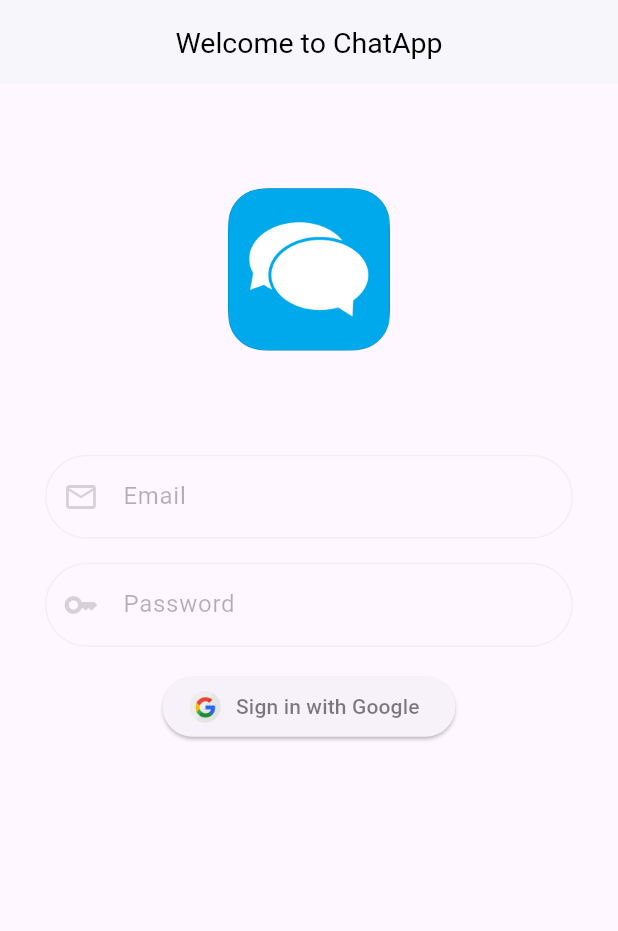
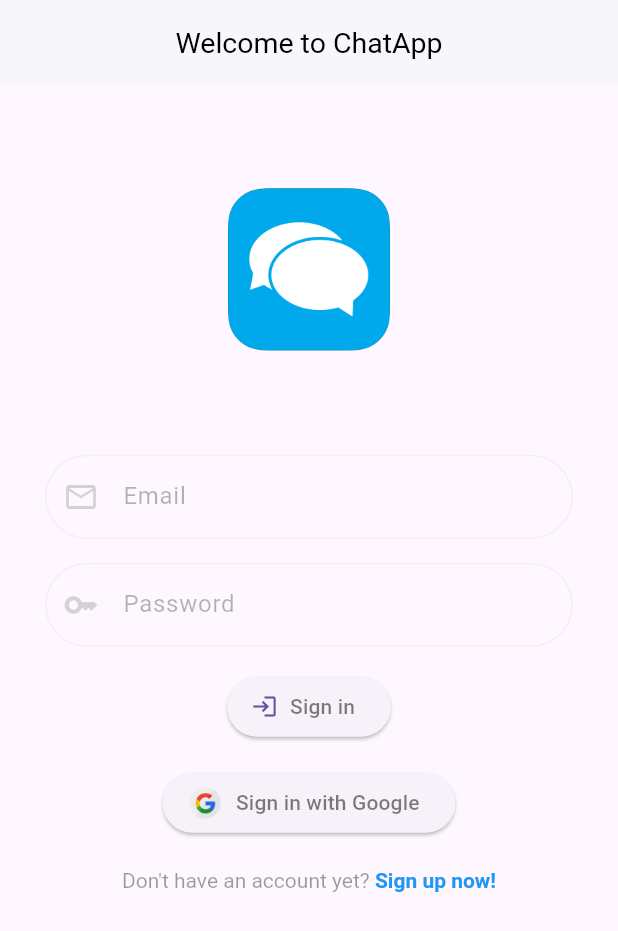
Before and after one commit to yaosuhuy/chat_app, a Flutter app: the screen it shows after launch, after a tap on "Sign in with Google", on a phone screen of 412 x 824 dp. Shown: the top 931 px of the screen. Run offline on Flutter 3.47's test engine with Material 3 defaults, Android fonts, the phone set to English and light mode, and no system bars; our stand-ins replace cloud_firestore, firebase_auth, firebase_core; accounts and stored records are empty.

Commit message:
login screen ui completed

```diff
--- a/lib/main.dart
+++ b/lib/main.dart
@@ -1,5 +1,6 @@
 import 'package:chat_app/screens/auth/login_screen.dart';
 import 'package:chat_app/screens/home_screen.dart';
+import 'package:chat_app/screens/splash_screen.dart';
 import 'package:flutter/material.dart';
 
 void main() {
@@ -26,7 +27,7 @@ class MyApp extends StatelessWidget {
           ),
         ),
       ),
-      home: const LoginScreen(),
+      home: const SplashScreen(),
     );
   }
 }
--- a/lib/screens/auth/login_screen.dart
+++ b/lib/screens/auth/login_screen.dart
@@ -1,4 +1,8 @@
+import 'package:chat_app/resources/auth_methods.dart';
+import 'package:chat_app/screens/home_screen.dart';
+import 'package:chat_app/ultis/ultis.dart';
 import 'package:flutter/cupertino.dart';
+import 'package:flutter/gestures.dart';
 import 'package:flutter/material.dart';
 
 class LoginScreen extends StatefulWidget {
@@ -9,7 +13,39 @@ class LoginScreen extends StatefulWidget {
 }
 
 class _LoginScreenState extends State<LoginScreen> {
+  final TextEditingController _emailController = TextEditingController();
+  final TextEditingController _passwordController = TextEditingController();
+  bool _isLoading = false;
+  @override
+  void dispose() {
+    // TODO: implement dispose
+    super.dispose();
+    _emailController.dispose();
+    _passwordController.dispose();
+  }
+
   // mq = MediaQuery.of(context).size;
+  // login user
+  void loginUser() async {
+    setState(() {
+      _isLoading = true;
+    });
+    String res = await AuthMethods().loginUser(
+        email: _emailController.text, password: _passwordController.text);
+    if (res == "success") {
+      Navigator.of(context).pushReplacement(
+        MaterialPageRoute(
+          builder: (context) => const HomeScreen(),
+        ),
+      );
+    } else {
+      showSnackBar(res, context);
+    }
+    setState(() {
+      _isLoading = false;
+    });
+  }
+
   @override
   Widget build(BuildContext context) {
     return Scaffold(
@@ -17,7 +53,8 @@ class _LoginScreenState extends State<LoginScreen> {
         automaticallyImplyLeading: false, // make space for the left space
         title: const Text('Welcome to ChatApp'),
       ),
-      body: Column(
+      body: SingleChildScrollView(
+        child: Column(
           children: [
             Align(
               alignment: Alignment.topCenter,
@@ -62,6 +99,7 @@ class _LoginScreenState extends State<LoginScreen> {
             Padding(
               padding: const EdgeInsets.symmetric(horizontal: 30),
               child: TextField(
+                obscureText: true,
                 decoration: InputDecoration(
                   enabledBorder: OutlineInputBorder(
                     borderSide:
@@ -95,6 +133,22 @@ class _LoginScreenState extends State<LoginScreen> {
               ),
               child: ElevatedButton.icon(
                 onPressed: () {},
+                icon: Icon(Icons.login),
+                label: Text(
+                  "Sign in",
+                  style: TextStyle(
+                    color: Color.fromARGB(130, 0, 0, 0),
+                  ),
+                ),
+              ),
+            ),
+            SizedBox(height: 16),
+            Padding(
+              padding: const EdgeInsets.symmetric(
+                horizontal: 40,
+              ),
+              child: ElevatedButton.icon(
+                onPressed: () {},
                 icon: SizedBox(
                   width: 25,
                   height: 25,
@@ -111,7 +165,26 @@ class _LoginScreenState extends State<LoginScreen> {
                 ),
               ),
             ),
+            SizedBox(height: 20),
+            RichText(
+              text: TextSpan(
+                text: "Don't have an account yet? ",
+                style: TextStyle(fontSize: 14, color: const Color.fromARGB(99, 0, 0, 0)),
+                children: <TextSpan>[
+                  TextSpan(
+                    text: 'Sign up now!',
+                    style: TextStyle(
+                        fontWeight: FontWeight.bold, color: Colors.blue),
+                    recognizer: TapGestureRecognizer(
+                    )..onTap = () {
+                      print('u clicked');
+                    },
+                  ),
                 ],
+              ),
+            )
+          ],
+        ),
       ),
     );
   }
--- /dev/null
+++ b/lib/screens/splash_screen.dart
@@ -0,0 +1,39 @@
+import 'package:chat_app/screens/auth/login_screen.dart';
+import 'package:flutter/material.dart';
+
+class SplashScreen extends StatefulWidget {
+  const SplashScreen({super.key});
+
+  @override
+  State<SplashScreen> createState() => _SplashScreenState();
+}
+
+class _SplashScreenState extends State<SplashScreen> {
+  @override
+  void initState() {
+    // TODO: implement initState
+    super.initState();
+    Future.delayed(const Duration(milliseconds: 500), () {
+      Navigator.pushReplacement(
+        context,
+        MaterialPageRoute(
+          builder: (context) => LoginScreen(),
+        ),
+      );
+    });
+  }
+
+  @override
+  Widget build(BuildContext context) {
+    return Container(
+      color: Colors.white,
+      child: const Center(
+        child: Image(
+          image: AssetImage(
+            'assets/images/logo.png',
+          ),
+        ),
+      ),
+    );
+  }
+}
--- a/pubspec.yaml
+++ b/pubspec.yaml
@@ -28,11 +28,13 @@ environment:
 # the latest version available on pub.dev. To see which dependencies have newer
 # versions available, run `flutter pub outdated`.
 dependencies:
+  cloud_firestore: ^5.6.4
   cupertino_icons: ^1.0.8
   firebase_auth: ^5.5.0
   firebase_core: ^3.12.0
   flutter:
     sdk: flutter
+  google_sign_in: ^6.2.2
 
 dev_dependencies:
 
```
Also changed, not shown: lib/models/user.dart (added, +33 -0 lines), lib/resources/auth_methods.dart (added, +25 -0 lines), lib/ultis/ultis.dart (added, +9 -0 lines), pubspec.lock, 10 other files. Lines whose indentation alone changed are shown as unchanged.
